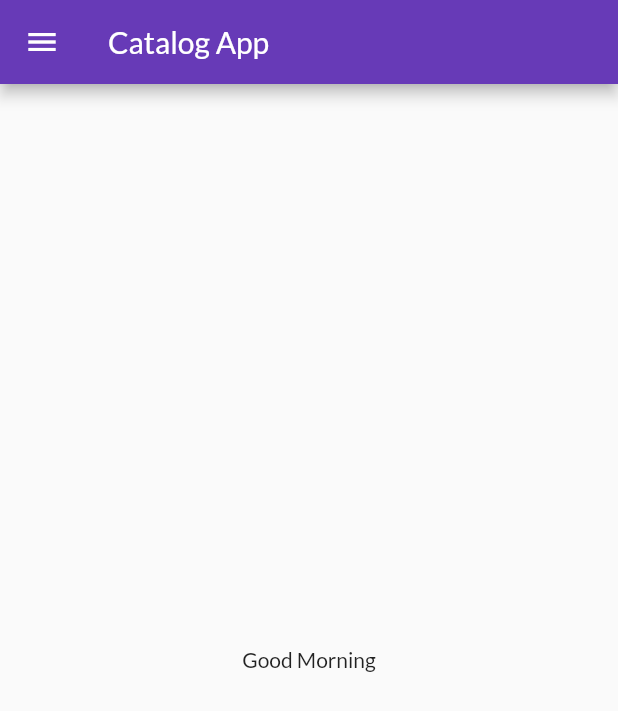
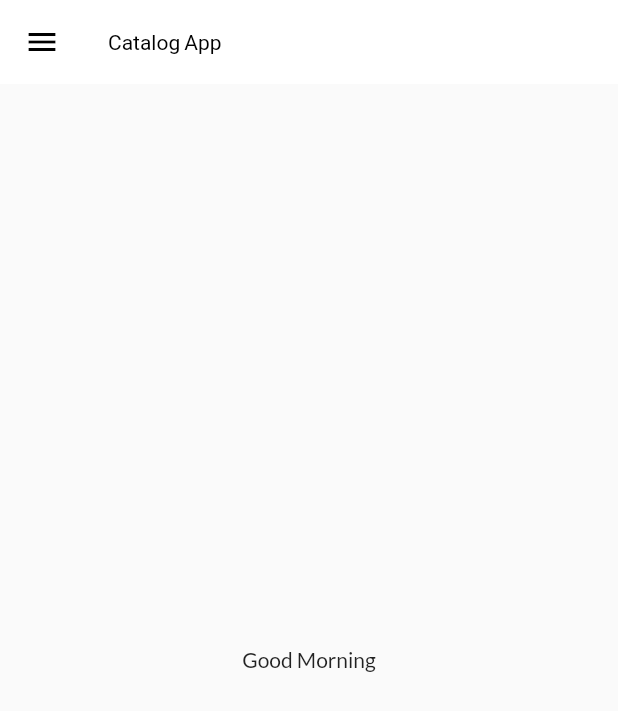
Before and after one commit to ak47kar98k/MyFirstFlutterProject, a Flutter app: the HomePage screen opened by its route, on a phone screen of 412 x 824 dp. Shown: the top 711 px of the screen. Run offline on Flutter 3.47's test engine with Material 2 defaults, Android fonts, the phone set to English and light mode, and no system bars; our stand-ins replace google_fonts.

Commit message:
Themes Extracted

```diff
--- a/lib/main.dart
+++ b/lib/main.dart
@@ -1,5 +1,6 @@
 import 'package:flutter/material.dart';
 import 'package:flutter_catelog/utils/myroutes.dart';
+import 'package:flutter_catelog/widgets/theme.dart';
 import 'package:google_fonts/google_fonts.dart';
 
 import 'package:flutter_catelog/pages/home_page.dart';
@@ -17,9 +18,8 @@ class MyApp extends StatelessWidget {
     return MaterialApp(
       // home: HomePage(),
       themeMode: ThemeMode.light,
-      theme: ThemeData(
-          primarySwatch: Colors.deepPurple,
-          fontFamily: GoogleFonts.lato().fontFamily),
+      debugShowCheckedModeBanner: false,
+      theme: MyTheme.lightTheme(context),
       darkTheme: ThemeData(brightness: Brightness.dark),
       // initialRoute: "/home",
       routes: {
--- /dev/null
+++ b/lib/widgets/theme.dart
@@ -0,0 +1,17 @@
+import 'package:flutter/material.dart';
+import 'package:google_fonts/google_fonts.dart';
+
+class MyTheme {
+  static ThemeData lightTheme(BuildContext context) => ThemeData(
+      primarySwatch: Colors.deepPurple,
+      fontFamily: GoogleFonts.lato().fontFamily,
+      appBarTheme: AppBarTheme(
+        color: Colors.white,
+        elevation: 0.0,
+        iconTheme: IconThemeData(color: Colors.black),
+        titleTextStyle: TextStyle(color: Colors.black),
+      ));
+
+  static ThemeData darkTheme(BuildContext context) =>
+      ThemeData(brightness: Brightness.dark);
+}
```
